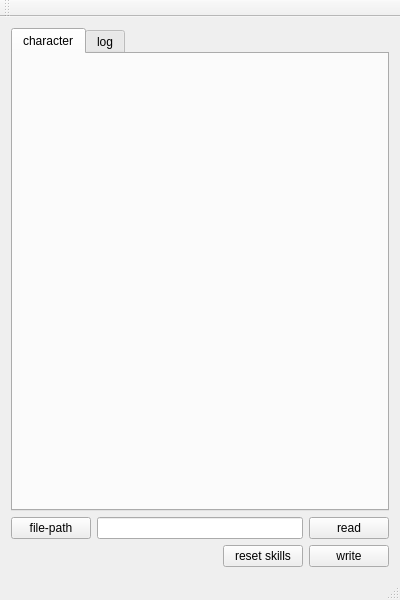
Above: mainwindow.ui from celentanos/tq before the change. Below: the same form after it.
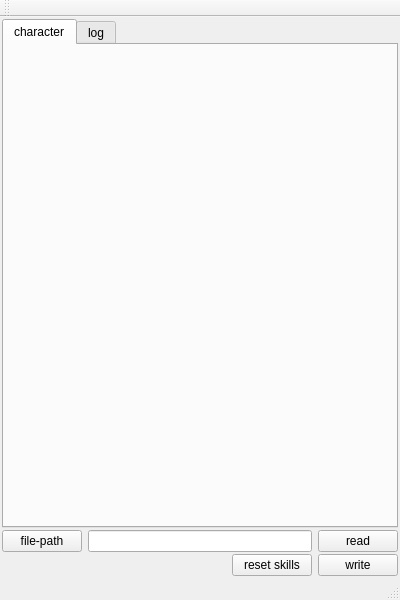
That is the form after the change.

What changed in the file:
```diff
--- a/mainwindow.ui
+++ b/mainwindow.ui
@@ -15,6 +15,21 @@
   </property>
   <widget class="QWidget" name="centralWidget">
    <layout class="QVBoxLayout" name="verticalLayout">
+    <property name="spacing">
+     <number>2</number>
+    </property>
+    <property name="leftMargin">
+     <number>2</number>
+    </property>
+    <property name="topMargin">
+     <number>2</number>
+    </property>
+    <property name="rightMargin">
+     <number>2</number>
+    </property>
+    <property name="bottomMargin">
+     <number>2</number>
+    </property>
     <item>
      <widget class="QTabWidget" name="tabWidget">
       <property name="currentIndex">
```
